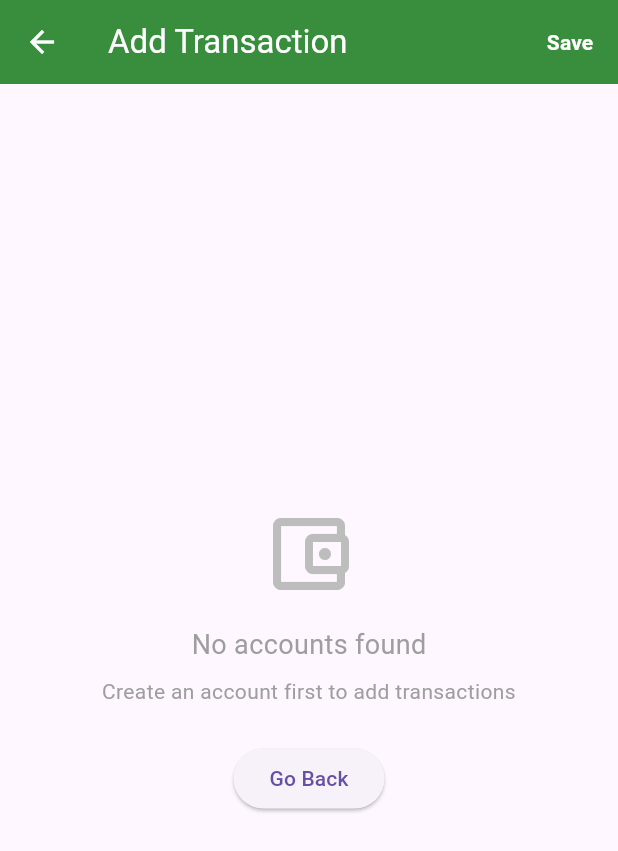
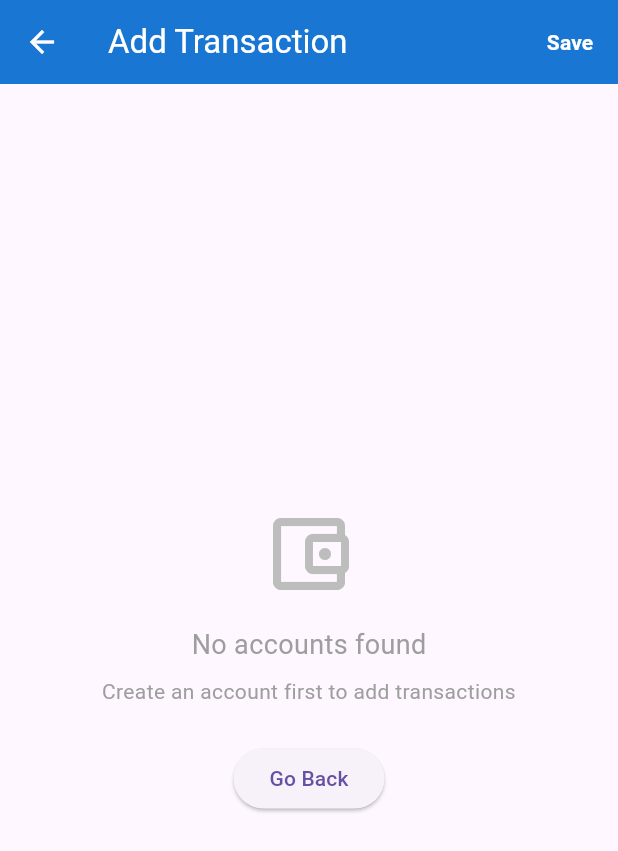
Before and after one commit to LinNyiAung/MEnMy, a Flutter app: the AddTransactionScreen screen opened directly, on a phone screen of 412 x 824 dp. Shown: the top 851 px of the screen. Run offline on Flutter 3.47's test engine with Material 3 defaults, Android fonts, the phone set to English and light mode, and no system bars; our stand-ins replace shared_preferences; accounts and stored records are empty; network calls fail.

Commit message:
color changes and render link add

```diff
--- a/frontend/lib/screens/transactions/add_transaction_screen.dart
+++ b/frontend/lib/screens/transactions/add_transaction_screen.dart
@@ -138,7 +138,7 @@ class _AddTransactionScreenState extends State<AddTransactionScreen> {
     return Scaffold(
       appBar: AppBar(
         title: Text('Add Transaction${_transactions.length > 1 ? 's' : ''}'),
-        backgroundColor: Colors.green.shade700,
+        backgroundColor: Colors.blue.shade700,
         foregroundColor: Colors.white,
         actions: [
           Consumer<TransactionProvider>(
@@ -255,7 +255,7 @@ class _AddTransactionScreenState extends State<AddTransactionScreen> {
                                       : _submitTransactions,
                                   style: ElevatedButton.styleFrom(
                                     padding: const EdgeInsets.symmetric(vertical: 16),
-                                    backgroundColor: Colors.green.shade700,
+                                    backgroundColor: Colors.blue.shade700,
                                     foregroundColor: Colors.white,
                                   ),
                                   child: transactionProvider.isLoading
--- a/frontend/lib/services/account_service.dart
+++ b/frontend/lib/services/account_service.dart
@@ -4,7 +4,7 @@ import '../models/account_model.dart';
 import 'auth_service.dart';
 
 class AccountService {
-  static const String baseUrl = 'http://10.80.21.130:8000';
+  static const String baseUrl = 'https://menmy.onrender.com';
 
   static Future<Map<String, dynamic>> createAccount({
     required String name,
--- a/frontend/lib/services/auth_service.dart
+++ b/frontend/lib/services/auth_service.dart
@@ -4,7 +4,7 @@ import 'package:shared_preferences/shared_preferences.dart';
 import '../models/user_model.dart';
 
 class AuthService {
-  static const String baseUrl = 'http://10.80.21.130:8000'; // Change this to your API URL
+  static const String baseUrl = 'https://menmy.onrender.com'; // Change this to your API URL
 
   static Future<Map<String, dynamic>> signUp({
     required String fullName,
--- a/frontend/lib/services/transaction_service.dart
+++ b/frontend/lib/services/transaction_service.dart
@@ -5,7 +5,7 @@ import '../models/transaction_model.dart';
 import 'auth_service.dart';
 
 class TransactionService {
-  static const String baseUrl = 'http://10.80.21.130:8000'; // Ensure this is correct
+  static const String baseUrl = 'https://menmy.onrender.com'; // Ensure this is correct
 
   static Future<Map<String, dynamic>> createTransaction({
     required String type,
```
